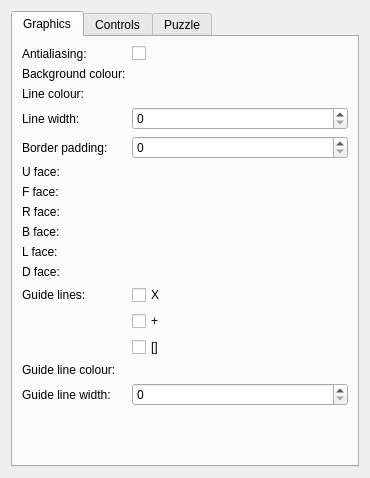
Old version of the form settingswindow.ui in the repository benwh1/cubesim.
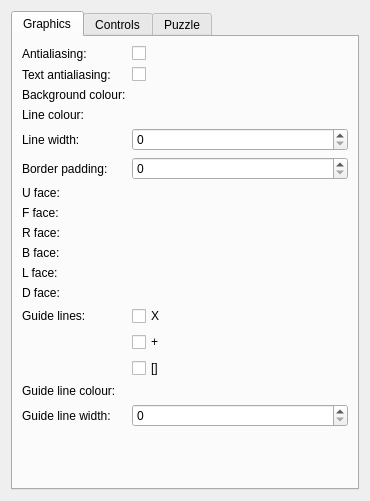
New version of the form. Custom widgets are drawn as their Qt base class.

Commit message: Add text antialiasing option

Patch:
```diff
--- a/settingswindow.ui
+++ b/settingswindow.ui
@@ -7,7 +7,7 @@
     <x>0</x>
     <y>0</y>
     <width>370</width>
-    <height>478</height>
+    <height>501</height>
    </rect>
   </property>
   <property name="minimumSize">
@@ -49,158 +49,172 @@
            </property>
           </widget>
          </item>
-         <item row="1" column="0">
+         <item row="2" column="0">
           <widget class="QLabel" name="label_4">
            <property name="text">
             <string>Background colour:</string>
            </property>
           </widget>
          </item>
-         <item row="1" column="1">
+         <item row="2" column="1">
           <widget class="ColorSettingWidget" name="backgroundColourWidget" native="true"/>
          </item>
-         <item row="2" column="0">
+         <item row="3" column="0">
           <widget class="QLabel" name="label_3">
            <property name="text">
             <string>Line colour:</string>
            </property>
           </widget>
          </item>
-         <item row="2" column="1">
+         <item row="3" column="1">
           <widget class="ColorSettingWidget" name="lineColourWidget" native="true"/>
          </item>
-         <item row="3" column="0">
+         <item row="4" column="0">
           <widget class="QLabel" name="label_2">
            <property name="text">
             <string>Line width:</string>
            </property>
           </widget>
          </item>
-         <item row="3" column="1">
+         <item row="4" column="1">
           <widget class="QSpinBox" name="lineWidthSpinBox"/>
          </item>
-         <item row="5" column="0">
+         <item row="6" column="0">
           <widget class="QLabel" name="label_9">
            <property name="text">
             <string>U face:</string>
            </property>
           </widget>
          </item>
-         <item row="5" column="1">
+         <item row="6" column="1">
           <widget class="ColorSettingWidget" name="faceUColourWidget" native="true"/>
          </item>
-         <item row="6" column="0">
+         <item row="7" column="0">
           <widget class="QLabel" name="label_10">
            <property name="text">
             <string>F face:</string>
            </property>
           </widget>
          </item>
-         <item row="6" column="1">
+         <item row="7" column="1">
           <widget class="ColorSettingWidget" name="faceFColourWidget" native="true"/>
          </item>
-         <item row="7" column="0">
+         <item row="8" column="0">
           <widget class="QLabel" name="label_11">
            <property name="text">
             <string>R face:</string>
            </property>
           </widget>
          </item>
-         <item row="7" column="1">
+         <item row="8" column="1">
           <widget class="ColorSettingWidget" name="faceRColourWidget" native="true"/>
          </item>
-         <item row="8" column="0">
+         <item row="9" column="0">
           <widget class="QLabel" name="label_12">
            <property name="text">
             <string>B face:</string>
            </property>
           </widget>
          </item>
-         <item row="8" column="1">
+         <item row="9" column="1">
           <widget class="ColorSettingWidget" name="faceBColourWidget" native="true"/>
          </item>
-         <item row="9" column="0">
+         <item row="10" column="0">
           <widget class="QLabel" name="label_13">
            <property name="text">
             <string>L face:</string>
            </property>
           </widget>
          </item>
-         <item row="9" column="1">
+         <item row="10" column="1">
           <widget class="ColorSettingWidget" name="faceLColourWidget" native="true"/>
          </item>
-         <item row="10" column="0">
+         <item row="11" column="0">
           <widget class="QLabel" name="label_14">
            <property name="text">
             <string>D face:</string>
            </property>
           </widget>
          </item>
-         <item row="10" column="1">
+         <item row="11" column="1">
           <widget class="ColorSettingWidget" name="faceDColourWidget" native="true"/>
          </item>
-         <item row="11" column="0">
+         <item row="12" column="0">
           <widget class="QLabel" name="label_6">
            <property name="text">
             <string>Guide lines:</string>
            </property>
           </widget>
          </item>
-         <item row="11" column="1">
+         <item row="12" column="1">
           <widget class="QCheckBox" name="guideLinesCrossCheckBox">
            <property name="text">
             <string>X</string>
            </property>
           </widget>
          </item>
-         <item row="12" column="1">
+         <item row="13" column="1">
           <widget class="QCheckBox" name="guideLinesPlusCheckBox">
            <property name="text">
             <string>+</string>
            </property>
           </widget>
          </item>
-         <item row="13" column="1">
+         <item row="14" column="1">
           <widget class="QCheckBox" name="guideLinesBoxCheckBox">
            <property name="text">
             <string>[]</string>
            </property>
           </widget>
          </item>
-         <item row="14" column="0">
+         <item row="15" column="0">
           <widget class="QLabel" name="label_7">
            <property name="text">
             <string>Guide line colour:</string>
            </property>
           </widget>
          </item>
-         <item row="14" column="1">
+         <item row="15" column="1">
           <widget class="ColorSettingWidget" name="guideLineColourWidget" native="true"/>
          </item>
-         <item row="15" column="0">
+         <item row="16" column="0">
           <widget class="QLabel" name="label_8">
            <property name="text">
             <string>Guide line width:</string>
            </property>
           </widget>
          </item>
-         <item row="15" column="1">
+         <item row="16" column="1">
           <widget class="QSpinBox" name="guideLineWidthSpinBox"/>
          </item>
-         <item row="4" column="0">
+         <item row="5" column="0">
           <widget class="QLabel" name="label_5">
            <property name="text">
             <string>Border padding:</string>
            </property>
           </widget>
          </item>
-         <item row="4" column="1">
+         <item row="5" column="1">
           <widget class="QSpinBox" name="borderPaddingSpinBox">
            <property name="maximum">
             <number>1000</number>
            </property>
           </widget>
          </item>
+         <item row="1" column="0">
+          <widget class="QLabel" name="label_19">
+           <property name="text">
+            <string>Text antialiasing:</string>
+           </property>
+          </widget>
+         </item>
+         <item row="1" column="1">
+          <widget class="QCheckBox" name="textAntialiasingCheckBox">
+           <property name="text">
+            <string/>
+           </property>
+          </widget>
+         </item>
         </layout>
        </item>
       </layout>
```
The commit also changes 6 other files.
